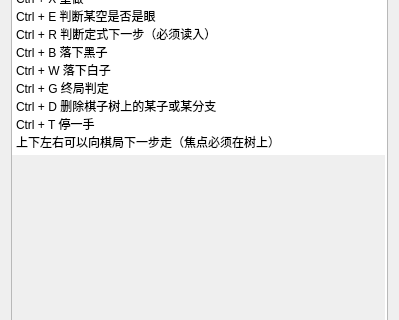
This is helppage.ui in huwei12345/weiqi as Qt 5 draws it before an edit; both pictures show x 0 to 399 and y 100 to 420 of the 399 by 532 pixel window. The edited form follows.
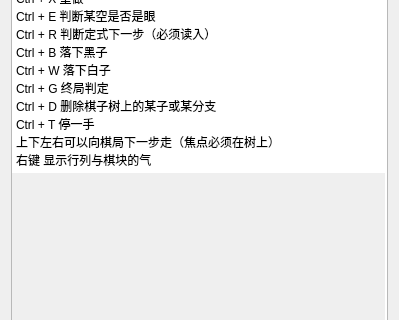
This is the edited form.

```diff
--- a/helppage.ui
+++ b/helppage.ui
@@ -70,7 +70,8 @@
 Ctrl + G 终局判定
 Ctrl + D 删除棋子树上的某子或某分支
 Ctrl + T 停一手
-上下左右可以向棋局下一步走（焦点必须在树上）</string>
+上下左右可以向棋局下一步走（焦点必须在树上）
+右键 显示行列与棋块的气</string>
      </property>
      <property name="backgroundVisible">
       <bool>true</bool>
```
